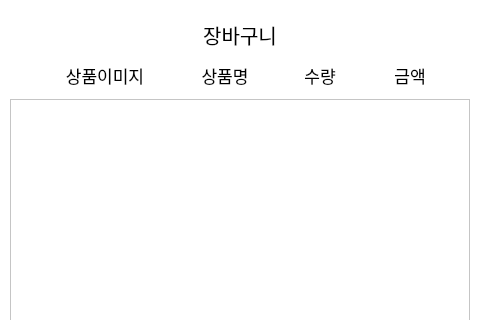
Before: the Qt Designer form gui/customer/mainwindow.ui in addinedu-ros-5th/ros-repo-3, drawn with Qt 5; both pictures show x 0 to 480 and y 0 to 320 of the 480 by 640 pixel window.
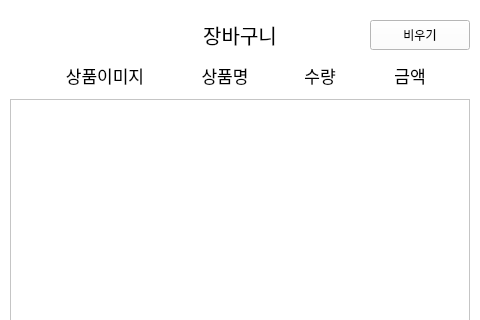
After: the same form once the commit is applied. Icons and pictures are not drawn.

Commit message: fix: add clear button

What changed in the file:
```diff
--- a/gui/customer/mainwindow.ui
+++ b/gui/customer/mainwindow.ui
@@ -1095,6 +1095,19 @@
        <set>Qt::AlignCenter</set>
       </property>
      </widget>
+     <widget class="QPushButton" name="clearBtn">
+      <property name="geometry">
+       <rect>
+        <x>370</x>
+        <y>20</y>
+        <width>100</width>
+        <height>30</height>
+       </rect>
+      </property>
+      <property name="text">
+       <string>비우기</string>
+      </property>
+     </widget>
     </widget>
    </widget>
   </widget>
```
Left out of the diff: 2 changed lines with no effect on the pictures.
